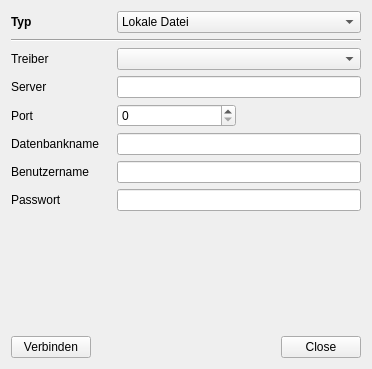
This is ui/qmdatabasedialog.ui in Christian-Kr/QualificationMatrix as Qt 5 draws it before an edit. The edited form follows.
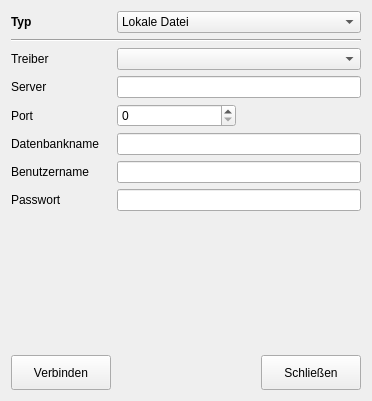
This is the edited form.

Commit message: Change button height to minimum of 35

Diff of the .ui file:
```diff
--- a/ui/qmdatabasedialog.ui
+++ b/ui/qmdatabasedialog.ui
@@ -7,7 +7,7 @@
     <x>0</x>
     <y>0</y>
     <width>372</width>
-    <height>369</height>
+    <height>401</height>
    </rect>
   </property>
   <property name="sizePolicy">
@@ -335,6 +335,12 @@
     <layout class="QHBoxLayout" name="horizontalLayout_2">
      <item>
       <widget class="QPushButton" name="pbSwitchConnected">
+       <property name="minimumSize">
+        <size>
+         <width>100</width>
+         <height>35</height>
+        </size>
+       </property>
        <property name="text">
         <string>Verbinden</string>
        </property>
@@ -354,12 +360,15 @@
       </spacer>
      </item>
      <item>
-      <widget class="QDialogButtonBox" name="buttonBox">
-       <property name="orientation">
-        <enum>Qt::Horizontal</enum>
+      <widget class="QPushButton" name="pbClose">
+       <property name="minimumSize">
+        <size>
+         <width>100</width>
+         <height>35</height>
+        </size>
        </property>
-       <property name="standardButtons">
-        <set>QDialogButtonBox::Close</set>
+       <property name="text">
+        <string>Schließen</string>
        </property>
       </widget>
      </item>
```
Left out of the diff: 48 changed lines with no effect on the pictures. The commit also changes 2 other files.
